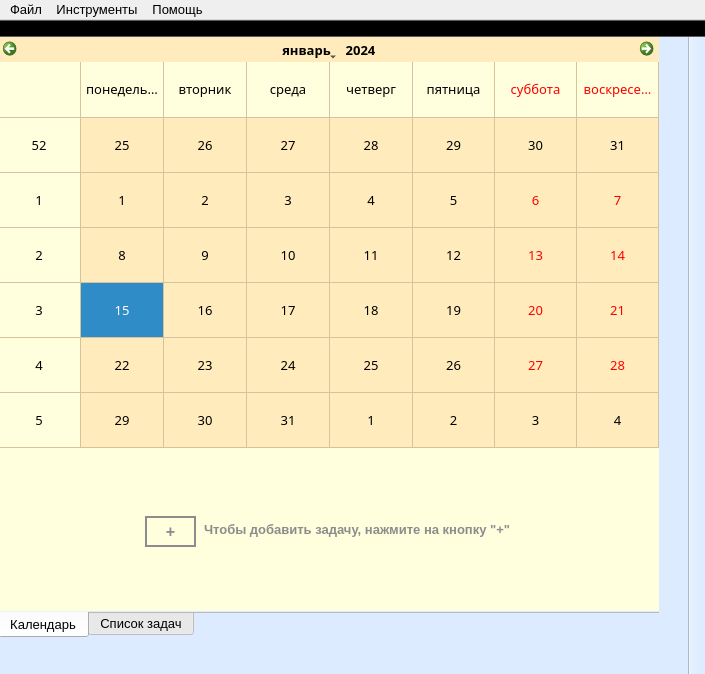
This is mainwindow.ui in Normandez/ToDoList as Qt 5 draws it before an edit. The edited form follows.
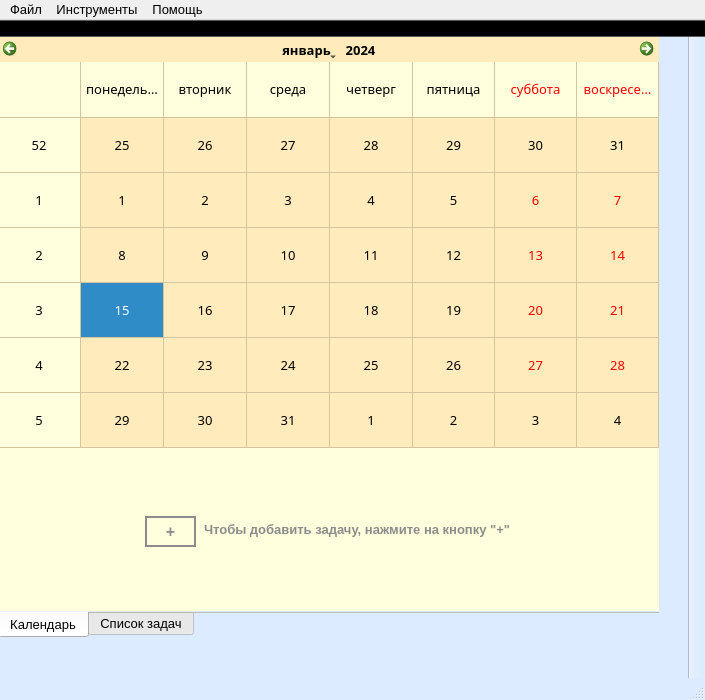
This is the edited form. Icons and pictures are not drawn.

The edit to the form file:
```diff
--- a/mainwindow.ui
+++ b/mainwindow.ui
@@ -7,19 +7,19 @@
     <x>0</x>
     <y>0</y>
     <width>705</width>
-    <height>674</height>
+    <height>700</height>
    </rect>
   </property>
   <property name="minimumSize">
    <size>
     <width>705</width>
-    <height>674</height>
+    <height>700</height>
    </size>
   </property>
   <property name="maximumSize">
    <size>
     <width>705</width>
-    <height>674</height>
+    <height>700</height>
    </size>
   </property>
   <property name="font">
@@ -491,6 +491,7 @@
     <bool>false</bool>
    </attribute>
   </widget>
+  <widget class="QStatusBar" name="statusBar"/>
   <action name="actionOpen">
    <property name="checkable">
     <bool>false</bool>
```
Left out of the diff: 2 changed lines with no effect on the pictures.
